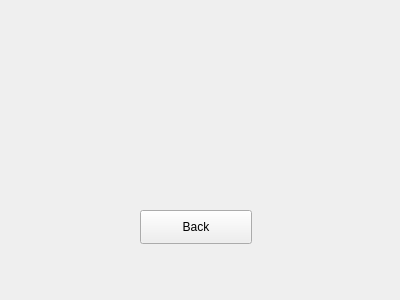
XXWZLN/word-memorize-system, file Memorize_word_tool/memory.ui: the form before one commit.
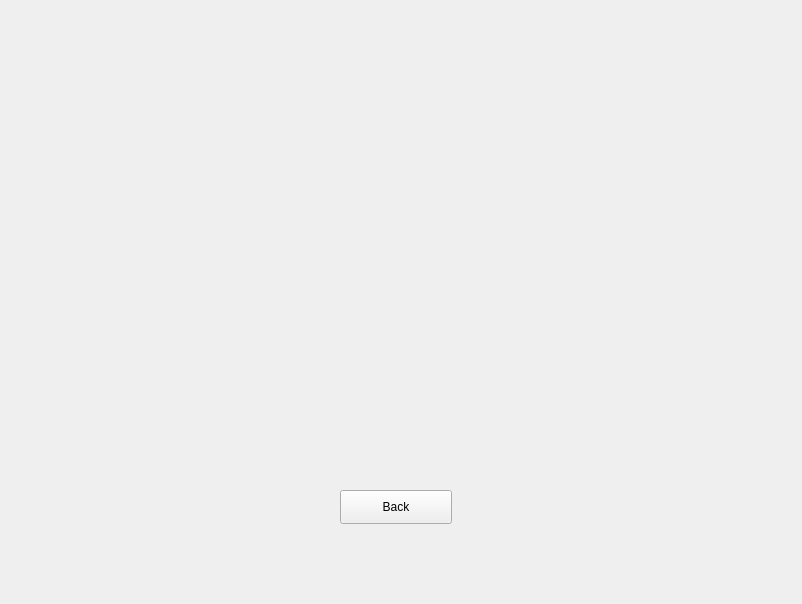
The form after the commit.

The edit to the form file:
```diff
--- a/Memorize_word_tool/memory.ui
+++ b/Memorize_word_tool/memory.ui
@@ -6,8 +6,8 @@
    <rect>
     <x>0</x>
     <y>0</y>
-    <width>400</width>
-    <height>300</height>
+    <width>802</width>
+    <height>604</height>
    </rect>
   </property>
   <property name="windowTitle">
@@ -16,8 +16,8 @@
   <widget class="QPushButton" name="back">
    <property name="geometry">
     <rect>
-     <x>140</x>
-     <y>210</y>
+     <x>340</x>
+     <y>490</y>
      <width>112</width>
      <height>34</height>
     </rect>
```
